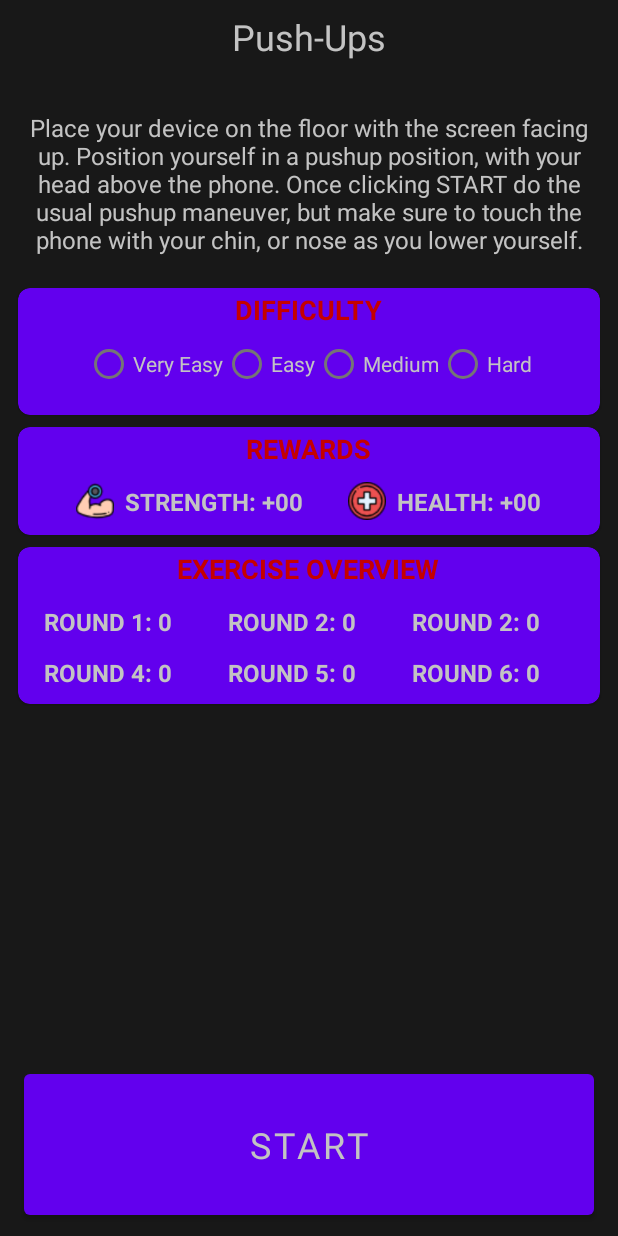
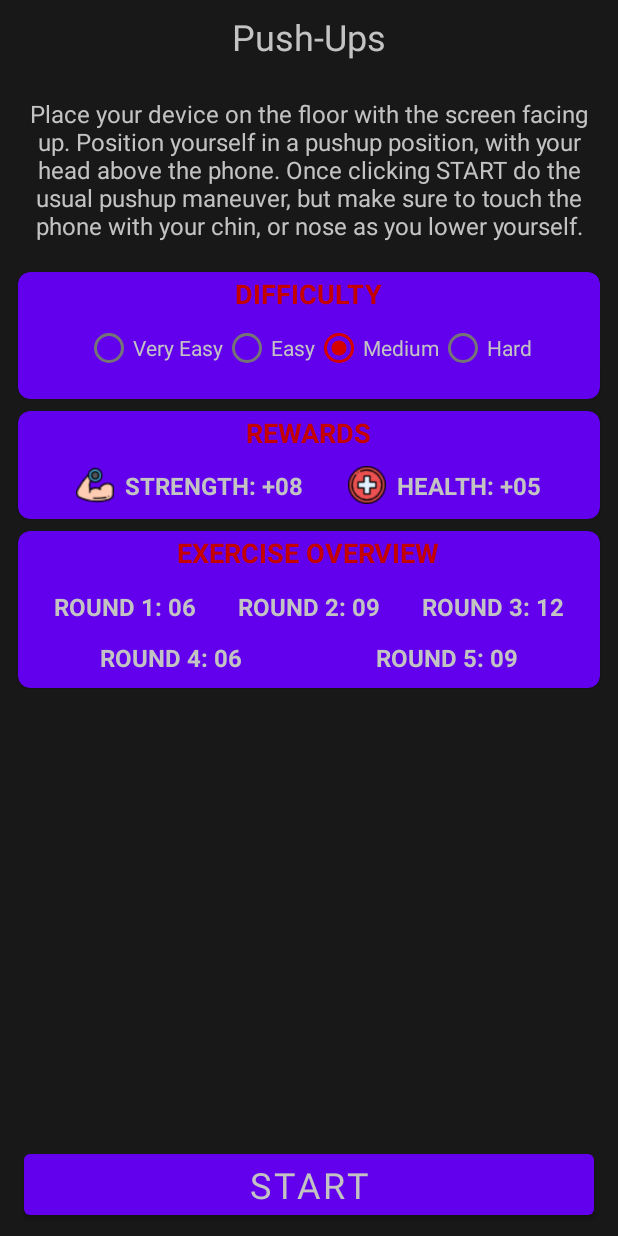
Before and after one commit to ETS-Android1/Stay-Fit_RPG, an Android app: the PushupMenuActivity screen opened directly, with no data from a screen before it, on a phone screen of 412 x 824 dp. Run offline under Robolectric (Android 15) with nearby library versions, the phone set to English and light mode, and no system bars; Roboto replaces fonts that are not available here.

Commit message:
Added PushupMenuActivity functionality

```diff
--- a/app/src/main/java/com/edward_costache/stay_fitrpg/exercises/PushupMenuActivity.java
+++ b/app/src/main/java/com/edward_costache/stay_fitrpg/exercises/PushupMenuActivity.java
@@ -2,20 +2,170 @@ package com.edward_costache.stay_fitrpg.exercises;
 
 import androidx.appcompat.app.AppCompatActivity;
 
+import android.annotation.SuppressLint;
 import android.os.Bundle;
+import android.util.Log;
+import android.view.View;
+import android.widget.Button;
+import android.widget.CompoundButton;
+import android.widget.RadioButton;
+import android.widget.RadioGroup;
+import android.widget.TextView;
 
 import com.edward_costache.stay_fitrpg.R;
 
 public class PushupMenuActivity extends AppCompatActivity {
 
+    private RadioGroup radioGroup;
+    private RadioButton radioButtonVeryEasy, radioButtonEasy, radioButtonMedium, radioButtonHard;
+    private TextView txtStrength, txtHealth, txtRound1, txtRound2, txtRound3, txtRound4, txtRound5, txtRound6;
+    private Button btnStart;
+
+    private int strengthGained;
+    private int healthGained;
+    private int maxReps;
+
     @Override
     protected void onCreate(Bundle savedInstanceState) {
         super.onCreate(savedInstanceState);
         setContentView(R.layout.activity_pushup_menu);
+        initViews();
+        radioButtonMedium.setChecked(true);
+        setMedium();
+        updateViews();
+        setOnCheckedListeners();
     }
 
     @Override
     public void onBackPressed() {
         super.onBackPressed();
+        finish();
+    }
+
+    private void setOnCheckedListeners()
+    {
+        radioGroup.setOnCheckedChangeListener(new RadioGroup.OnCheckedChangeListener() {
+            @SuppressLint("NonConstantResourceId")
+            @Override
+            public void onCheckedChanged(RadioGroup group, int checkedId) {
+                switch (checkedId)
+                {
+                    case R.id.pushupRadioButtonVeryEasy:
+                        setVeryEasy();
+                        break;
+                    case R.id.pushupRadioButtonEasy:
+                        setEasy();
+                        break;
+                    case R.id.pushupRadioButtonMedium:
+                        setMedium();
+                        break;
+                    case R.id.pushupRadioButtonHard:
+                        setHard();
+                        break;
+
+                }
+                updateViews();
+            }
+        });
+    }
+
+    private void setVeryEasy()
+    {
+        strengthGained = 5;
+        healthGained = 3;
+        maxReps = 4;
+
+        //Round 4
+        txtRound4.setVisibility(View.GONE);
+        //Round 5
+        txtRound5.setVisibility(View.GONE);
+        //Round 6
+        txtRound6.setVisibility(View.GONE);
+    }
+
+    private void setEasy()
+    {
+        strengthGained = 6;
+        healthGained = 4;
+        maxReps = 8;
+
+        //Round 4
+        txtRound4.setVisibility(View.VISIBLE);
+        txtRound4.setText(String.format("ROUND 4: %02d", (int)(maxReps*0.5)));
+        //Round 5
+        txtRound5.setVisibility(View.GONE);
+        //Round 6
+        txtRound6.setVisibility(View.GONE);
+
+    }
+
+    private void setMedium()
+    {
+        strengthGained = 8;
+        healthGained = 5;
+        maxReps = 12;
+
+        //Round 4
+        txtRound4.setVisibility(View.VISIBLE);
+        txtRound4.setText(String.format("ROUND 4: %02d", (int)(maxReps*0.5)));
+        //Round 5
+        txtRound5.setVisibility(View.VISIBLE);
+        txtRound5.setText(String.format("ROUND 5: %02d", (int)(maxReps*0.8)));
+        //Round 6
+        txtRound6.setVisibility(View.GONE);
+
+
+    }
+
+    private void setHard()
+    {
+        strengthGained = 10;
+        healthGained = 6;
+        maxReps = 16;
+
+        //Round 4
+        txtRound4.setVisibility(View.VISIBLE);
+        txtRound4.setText(String.format("ROUND 4: %02d", (int)(maxReps*0.5)));
+        //Round 5
+        txtRound5.setVisibility(View.VISIBLE);
+        txtRound5.setText(String.format("ROUND 5: %02d", (int)(maxReps*0.8)));
+        //Round 6
+        txtRound6.setVisibility(View.VISIBLE);
+        txtRound6.setText(String.format("ROUND 6: %02d", maxReps));
+    }
+
+    private void updateViews()
+    {
+        //Round 1
+        txtRound1.setText(String.format("ROUND 1: %02d", (int)(maxReps*0.5)));
+        //Round 2
+        txtRound2.setText(String.format("ROUND 2: %02d", (int)(maxReps*0.8)));
+        //Round 3
+        txtRound3.setText(String.format("ROUND 3: %02d", maxReps));
+
+
+        txtStrength.setText(String.format("STRENGTH: +%02d", strengthGained));
+        txtHealth.setText(String.format("HEALTH: +%02d", healthGained));
+    }
+
+
+    private void initViews()
+    {
+        radioGroup = findViewById(R.id.pushupDifficultyRadioGrp);
+        radioButtonVeryEasy = findViewById(R.id.pushupRadioButtonVeryEasy);
+        radioButtonEasy = findViewById(R.id.pushupRadioButtonEasy);
+        radioButtonMedium = findViewById(R.id.pushupRadioButtonMedium);
+        radioButtonHard = findViewById(R.id.pushupRadioButtonHard);
+
+        txtStrength = findViewById(R.id.pushupTxtStrength);
+        txtHealth = findViewById(R.id.pushupTxtHealth);
+        txtRound1 = findViewById(R.id.pushupTxtRound1);
+        txtRound2 = findViewById(R.id.pushupTxtRound2);
+        txtRound3 = findViewById(R.id.pushupTxtRound3);
+        txtRound4 = findViewById(R.id.pushupTxtRound4);
+        txtRound5 = findViewById(R.id.pushupTxtRound5);
+        txtRound6 = findViewById(R.id.pushupTxtRound6);
+
+        btnStart = findViewById(R.id.pushupBtnStart);
     }
 }
--- a/app/src/main/res/layout/activity_pushup_menu.xml
+++ b/app/src/main/res/layout/activity_pushup_menu.xml
@@ -8,11 +8,10 @@
     tools:context=".exercises.PushupMenuActivity">
 
     <Button
-        android:id="@+id/button"
-        android:layout_width="0dp"
-        android:layout_height="0dp"
+        android:id="@+id/pushupBtnStart"
+        android:layout_width="match_parent"
+        android:layout_height="wrap_content"
         android:layout_marginStart="16dp"
-        android:layout_marginTop="8dp"
         android:layout_marginEnd="16dp"
         android:layout_marginBottom="8dp"
         android:fontFamily="@font/roboto_condensed_regular"
@@ -21,15 +20,7 @@
         android:textSize="24sp"
         app:layout_constraintBottom_toBottomOf="parent"
         app:layout_constraintEnd_toEndOf="parent"
-        app:layout_constraintStart_toStartOf="parent"
-        app:layout_constraintTop_toTopOf="@+id/guideline7" />
-
-    <androidx.constraintlayout.widget.Guideline
-        android:id="@+id/guideline7"
-        android:layout_width="wrap_content"
-        android:layout_height="wrap_content"
-        android:orientation="horizontal"
-        app:layout_constraintGuide_begin="702dp" />
+        app:layout_constraintStart_toStartOf="parent" />
 
     <TextView
         android:id="@+id/textView10"
@@ -45,7 +36,7 @@
 
     <TextView
         android:id="@+id/textView11"
-        android:layout_width="0dp"
+        android:layout_width="match_parent"
         android:layout_height="wrap_content"
         android:layout_marginStart="16dp"
         android:layout_marginTop="24dp"
@@ -54,30 +45,21 @@
         android:textAlignment="center"
         android:textColor="@color/textColor"
         android:textSize="16sp"
-        app:layout_constraintBottom_toTopOf="@+id/guideline8"
         app:layout_constraintEnd_toEndOf="parent"
         app:layout_constraintStart_toStartOf="parent"
         app:layout_constraintTop_toBottomOf="@+id/textView10" />
 
-    <androidx.constraintlayout.widget.Guideline
-        android:id="@+id/guideline8"
-        android:layout_width="wrap_content"
-        android:layout_height="wrap_content"
-        android:orientation="horizontal"
-        app:layout_constraintGuide_begin="180dp" />
-
     <LinearLayout
         android:layout_width="0dp"
-        android:layout_height="0dp"
+        android:layout_height="wrap_content"
         android:layout_marginStart="8dp"
-        android:layout_marginTop="8dp"
+        android:layout_marginTop="16dp"
         android:layout_marginEnd="8dp"
-        android:layout_marginBottom="8dp"
         android:orientation="vertical"
-        app:layout_constraintBottom_toTopOf="@+id/guideline7"
+        android:visibility="visible"
         app:layout_constraintEnd_toEndOf="parent"
         app:layout_constraintStart_toStartOf="parent"
-        app:layout_constraintTop_toTopOf="@+id/guideline8">
+        app:layout_constraintTop_toBottomOf="@+id/textView11">
 
         <com.google.android.material.card.MaterialCardView
             android:layout_width="match_parent"
@@ -126,6 +108,7 @@
                         android:id="@+id/pushupRadioButtonEasy"
                         android:layout_width="wrap_content"
                         android:layout_height="wrap_content"
+                        android:checked="true"
                         android:text="Easy"
                         android:textColor="@color/textColor"
                         android:textSize="14sp" />
@@ -194,6 +177,7 @@
                             android:src="@drawable/strength_icon" />
 
                         <TextView
+                            android:id="@+id/pushupTxtStrength"
                             android:layout_width="wrap_content"
                             android:layout_height="wrap_content"
                             android:layout_marginStart="7dp"
@@ -217,6 +201,7 @@
                             android:src="@drawable/health_icon" />
 
                         <TextView
+                            android:id="@+id/pushupTxtHealth"
                             android:layout_width="wrap_content"
                             android:layout_height="wrap_content"
                             android:layout_marginStart="7dp"
@@ -264,98 +249,108 @@
                     android:layout_width="match_parent"
                     android:layout_height="wrap_content"
                     android:layout_below="@id/pushupTxtOverview"
+                    android:layout_marginStart="10dp"
                     android:layout_marginTop="10dp"
-                    android:layout_marginStart="10dp"
                     android:layout_marginEnd="10dp">
 
                     <TableRow
                         android:layout_width="match_parent"
-                        android:layout_height="match_parent">
+                        android:layout_height="match_parent"
+                        android:gravity="center">
 
                         <TextView
                             android:id="@+id/pushupTxtRound1"
                             android:layout_width="wrap_content"
                             android:layout_height="wrap_content"
-                            android:layout_marginStart="7dp"
                             android:layout_marginTop="2dp"
+                            android:layout_weight="1"
                             android:fontFamily="@font/roboto_condensed_regular"
                             android:text="ROUND 1: 0"
+                            android:textAlignment="center"
                             android:textColor="@color/textColor"
                             android:textSize="16sp"
-                            android:textStyle="bold"
-                            android:layout_weight="1"/>
+                            android:textStyle="bold" />
 
                         <TextView
                             android:id="@+id/pushupTxtRound2"
                             android:layout_width="wrap_content"
                             android:layout_height="wrap_content"
-                            android:layout_marginStart="7dp"
+
                             android:layout_marginTop="2dp"
+                            android:layout_weight="1"
                             android:fontFamily="@font/roboto_condensed_regular"
                             android:text="ROUND 2: 0"
+                            android:textAlignment="center"
                             android:textColor="@color/textColor"
                             android:textSize="16sp"
-                            android:textStyle="bold"
-                            android:layout_weight="1"/>
+                            android:textStyle="bold" />
 
                         <TextView
                             android:id="@+id/pushupTxtRound3"
                             android:layout_width="wrap_content"
                             android:layout_height="wrap_content"
-                            android:layout_marginStart="7dp"
+
                             android:layout_marginTop="2dp"
+                            android:layout_weight="1"
                             android:fontFamily="@font/roboto_condensed_regular"
                             android:text="ROUND 2: 0"
+                            android:textAlignment="center"
                             android:textColor="@color/textColor"
                             android:textSize="16sp"
-                            android:textStyle="bold"
-                            android:layout_weight="1"/>
+                            android:textStyle="bold" />
 
                     </TableRow>
 
                     <TableRow
                         android:layout_width="match_parent"
                         android:layout_height="match_parent"
-                        android:layout_marginTop="10dp">
+                        android:layout_marginTop="10dp"
+                        android:gravity="center">
 
                         <TextView
                             android:id="@+id/pushupTxtRound4"
                             android:layout_width="wrap_content"
                             android:layout_height="wrap_content"
-                            android:layout_marginStart="7dp"
+
                             android:layout_marginTop="2dp"
+                            android:layout_weight="1"
                             android:fontFamily="@font/roboto_condensed_regular"
                             android:text="ROUND 4: 0"
+                            android:textAlignment="center"
                             android:textColor="@color/textColor"
                             android:textSize="16sp"
                             android:textStyle="bold"
-                            android:layout_weight="1"/>
+                            android:visibility="gone" />
 
                         <TextView
                             android:id="@+id/pushupTxtRound5"
                             android:layout_width="wrap_content"
                             android:layout_height="wrap_content"
-                            android:layout_marginStart="7dp"
+
                             android:layout_marginTop="2dp"
+                            android:layout_weight="1"
                             android:fontFamily="@font/roboto_condensed_regular"
                             android:text="ROUND 5: 0"
+                            android:textAlignment="center"
                             android:textColor="@color/textColor"
                             android:textSize="16sp"
                             android:textStyle="bold"
-                            android:layout_weight="1"/>
+                            android:visibility="gone" />
 
                         <TextView
                             android:id="@+id/pushupTxtRound6"
                             android:layout_width="wrap_content"
                             android:layout_height="wrap_content"
-                            android:layout_marginStart="7dp"
+
                             android:layout_marginTop="2dp"
+                            android:layout_weight="1"
                             android:fontFamily="@font/roboto_condensed_regular"
                             android:text="ROUND 6: 0"
+                            android:textAlignment="center"
                             android:textColor="@color/textColor"
                             android:textSize="16sp"
                             android:textStyle="bold"
-                            android:layout_weight="1"/>
+                            android:visibility="gone" />
 
                     </TableRow>
 
@@ -364,7 +359,6 @@
             </RelativeLayout>
 
 
-
         </com.google.android.material.card.MaterialCardView>
     </LinearLayout>
 
```
